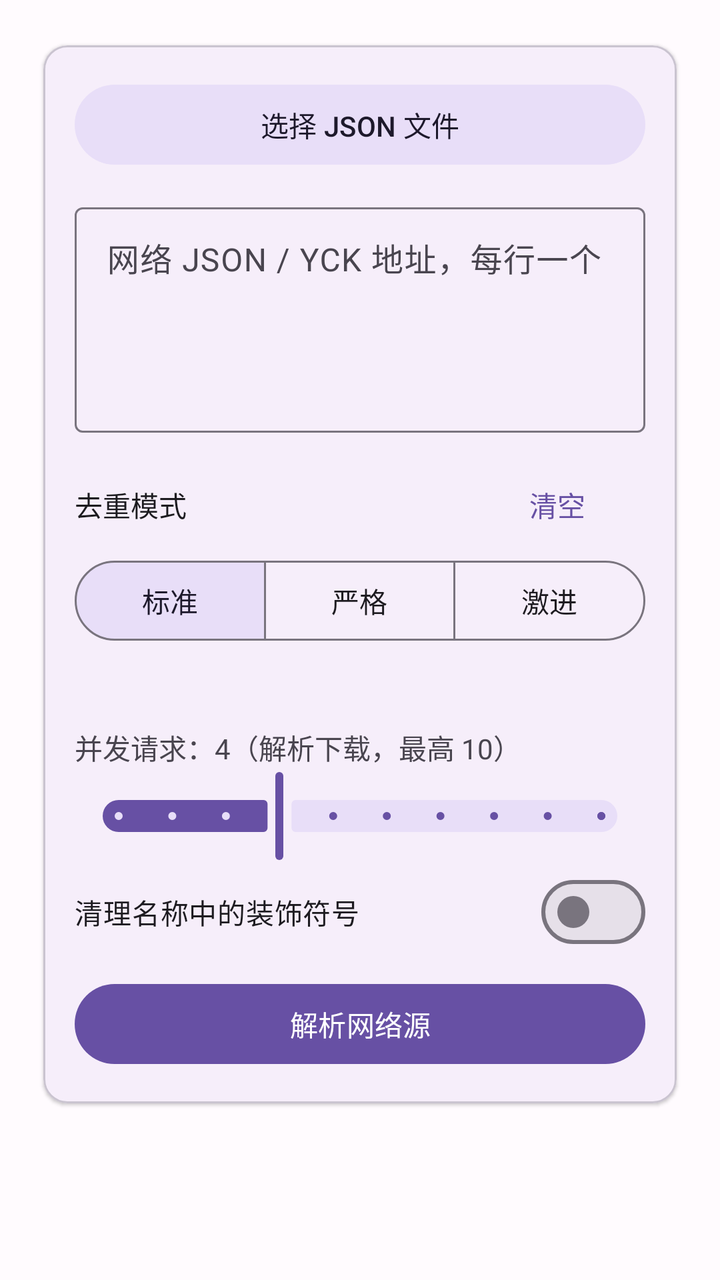
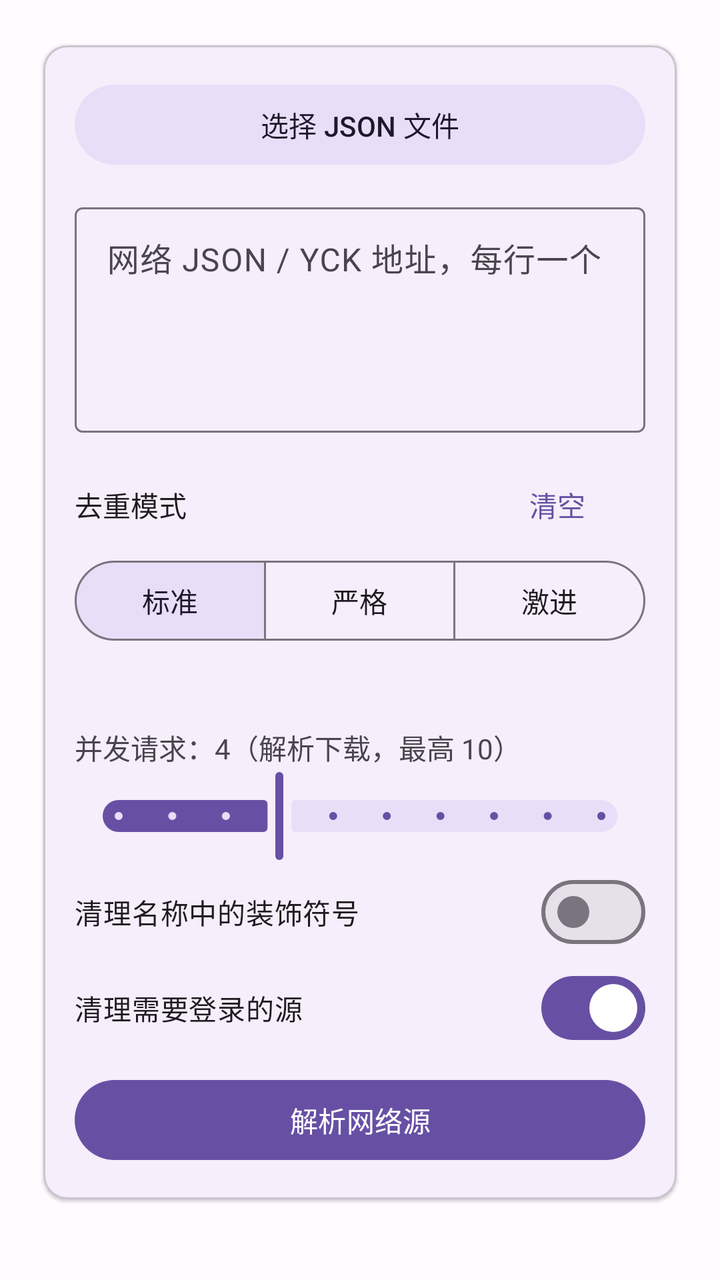

Compare the two renders of this Android layout. The source of the first and the diff that turns it into the second are given below.
<!-- AndroidManifest.xml: application theme Theme.YueduDedupe -->
<!-- res/layout/page_dedupe.xml -->
<?xml version="1.0" encoding="utf-8"?>
<androidx.core.widget.NestedScrollView xmlns:android="http://schemas.android.com/apk/res/android"
    xmlns:app="http://schemas.android.com/apk/res-auto"
    android:layout_width="match_parent"
    android:layout_height="match_parent"
    android:fillViewport="true">

    <LinearLayout
        android:layout_width="match_parent"
        android:layout_height="wrap_content"
        android:orientation="vertical"
        android:padding="16dp">

        <com.google.android.material.card.MaterialCardView
            android:layout_width="match_parent"
            android:layout_height="wrap_content"
            app:cardElevation="1dp"
            app:cardUseCompatPadding="true">

            <LinearLayout
                android:layout_width="match_parent"
                android:layout_height="wrap_content"
                android:orientation="vertical"
                android:padding="16dp">

                <com.google.android.material.button.MaterialButton
                    android:id="@+id/btnChooseJson"
                    style="@style/Widget.Material3.Button.TonalButton"
                    android:layout_width="match_parent"
                    android:layout_height="wrap_content"
                    android:text="@string/choose_json" />

                <TextView
                    android:id="@+id/tvLocalStatus"
                    android:layout_width="match_parent"
                    android:layout_height="wrap_content"
                    android:layout_marginTop="8dp"
                    android:textColor="@color/md_theme_success"
                    android:visibility="gone" />

                <com.google.android.material.textfield.TextInputLayout
                    android:layout_width="match_parent"
                    android:layout_height="wrap_content"
                    android:layout_marginTop="12dp"
                    android:hint="网络 JSON / YCK 地址，每行一个">

                    <com.google.android.material.textfield.TextInputEditText
                        android:id="@+id/etUrls"
                        android:layout_width="match_parent"
                        android:layout_height="wrap_content"
                        android:gravity="top"
                        android:minLines="4"
                        android:inputType="textMultiLine" />
                </com.google.android.material.textfield.TextInputLayout>

                <LinearLayout
                    android:layout_width="match_parent"
                    android:layout_height="wrap_content"
                    android:layout_marginTop="12dp"
                    android:gravity="center_vertical"
                    android:orientation="horizontal">

                    <TextView
                        android:layout_width="0dp"
                        android:layout_height="wrap_content"
                        android:layout_weight="1"
                        android:text="去重模式"
                        android:textColor="@color/md_theme_on_surface" />

                    <com.google.android.material.button.MaterialButton
                        android:id="@+id/btnClear"
                        style="@style/Widget.Material3.Button.TextButton"
                        android:layout_width="wrap_content"
                        android:layout_height="wrap_content"
                        android:text="@string/clear_all" />
                </LinearLayout>

                <com.google.android.material.button.MaterialButtonToggleGroup
                    android:id="@+id/modeGroup"
                    android:layout_width="match_parent"
                    android:layout_height="wrap_content"
                    app:checkedButton="@+id/modeStandard"
                    app:selectionRequired="true"
                    app:singleSelection="true">

                    <com.google.android.material.button.MaterialButton
                        android:id="@+id/modeStandard"
                        style="@style/Widget.Material3.Button.OutlinedButton"
                        android:layout_width="0dp"
                        android:layout_height="wrap_content"
                        android:layout_weight="1"
                        android:text="标准" />

                    <com.google.android.material.button.MaterialButton
                        android:id="@+id/modeStrict"
                        style="@style/Widget.Material3.Button.OutlinedButton"
                        android:layout_width="0dp"
                        android:layout_height="wrap_content"
                        android:layout_weight="1"
                        android:text="严格" />

                    <com.google.android.material.button.MaterialButton
                        android:id="@+id/modeAggressive"
                        style="@style/Widget.Material3.Button.OutlinedButton"
                        android:layout_width="0dp"
                        android:layout_height="wrap_content"
                        android:layout_weight="1"
                        android:text="激进" />
                </com.google.android.material.button.MaterialButtonToggleGroup>

                <TextView
                    android:id="@+id/tvModeDesc"
                    android:layout_width="match_parent"
                    android:layout_height="wrap_content"
                    android:layout_marginTop="8dp"
                    android:textColor="@color/md_theme_outline" />

                <TextView
                    android:id="@+id/tvFetchConcurrencyLabel"
                    android:layout_width="match_parent"
                    android:layout_height="wrap_content"
                    android:layout_marginTop="12dp"
                    android:text="并发请求：4（解析下载，最高 10）" />

                <com.google.android.material.slider.Slider
                    android:id="@+id/sliderConcurrency"
                    android:layout_width="match_parent"
                    android:layout_height="wrap_content"
                    android:valueFrom="1"
                    android:valueTo="10"
                    android:stepSize="1"
                    android:value="4" />

                <com.google.android.material.materialswitch.MaterialSwitch
                    android:id="@+id/switchCleanNames"
                    android:layout_width="match_parent"
                    android:layout_height="wrap_content"
                    android:text="清理名称中的装饰符号" />

                <com.google.android.material.button.MaterialButton
                    android:id="@+id/btnParse"
                    android:layout_width="match_parent"
                    android:layout_height="wrap_content"
                    android:layout_marginTop="8dp"
                    android:text="@string/parse_network" />
            </LinearLayout>
        </com.google.android.material.card.MaterialCardView>

        <com.google.android.material.card.MaterialCardView
            android:id="@+id/cardRunning"
            android:layout_width="match_parent"
            android:layout_height="wrap_content"
            android:visibility="gone"
            app:cardUseCompatPadding="true">

            <LinearLayout
                android:layout_width="match_parent"
                android:layout_height="wrap_content"
                android:orientation="vertical"
                android:padding="16dp">

                <TextView
                    android:id="@+id/tvElapsed"
                    android:layout_width="match_parent"
                    android:layout_height="wrap_content"
                    android:fontFamily="sans-serif-medium"
                    android:text="检验耗时 0 秒"
                    android:textColor="@color/md_theme_on_surface"
                    android:textSize="16sp"
                    android:visibility="gone" />

                <TextView
                    android:id="@+id/tvProgress"
                    android:layout_width="match_parent"
                    android:layout_height="wrap_content"
                    android:layout_marginTop="8dp"
                    android:ellipsize="end"
                    android:maxLines="1"
                    android:singleLine="true"
                    android:text="等待开始" />

                <com.google.android.material.progressindicator.LinearProgressIndicator
                    android:id="@+id/progressBar"
                    android:layout_width="match_parent"
                    android:layout_height="6dp"
                    android:layout_marginTop="8dp"
                    android:indeterminate="false"
                    app:trackThickness="6dp" />

                <TextView
                    android:id="@+id/tvStatus"
                    android:layout_width="match_parent"
                    android:layout_height="wrap_content"
                    android:layout_marginTop="8dp"
                    android:ellipsize="end"
                    android:maxLines="2"
                    android:minLines="2"
                    android:textColor="@color/md_theme_outline" />

                <com.google.android.material.button.MaterialButton
                    android:id="@+id/btnStop"
                    style="@style/Widget.Material3.Button.OutlinedButton"
                    android:layout_width="match_parent"
                    android:layout_height="wrap_content"
                    android:layout_marginTop="8dp"
                    android:text="停止" />
            </LinearLayout>
        </com.google.android.material.card.MaterialCardView>

        <com.google.android.material.card.MaterialCardView
            android:id="@+id/cardResult"
            android:layout_width="match_parent"
            android:layout_height="wrap_content"
            android:visibility="gone"
            app:cardUseCompatPadding="true">

            <LinearLayout
                android:layout_width="match_parent"
                android:layout_height="wrap_content"
                android:orientation="vertical"
                android:padding="16dp">

                <TextView
                    android:id="@+id/tvStats"
                    android:layout_width="match_parent"
                    android:layout_height="wrap_content"
                    android:fontFamily="sans-serif-medium"
                    android:textColor="@color/ledger_ink"
                    android:textSize="16sp" />

                <LinearLayout
                    android:id="@+id/rowDedupeTiles"
                    android:layout_width="match_parent"
                    android:layout_height="wrap_content"
                    android:layout_marginTop="10dp"
                    android:orientation="horizontal">

                    <include
                        android:id="@+id/tileOriginal"
                        layout="@layout/item_stat_tile"
                        android:layout_width="0dp"
                        android:layout_height="wrap_content"
                        android:layout_margin="4dp"
                        android:layout_weight="1" />

                    <include
                        android:id="@+id/tileDup"
                        layout="@layout/item_stat_tile"
                        android:layout_width="0dp"
                        android:layout_height="wrap_content"
                        android:layout_margin="4dp"
                        android:layout_weight="1" />

                    <include
                        android:id="@+id/tileKept"
                        layout="@layout/item_stat_tile"
                        android:layout_width="0dp"
                        android:layout_height="wrap_content"
                        android:layout_margin="4dp"
                        android:layout_weight="1" />

                    <include
                        android:id="@+id/tileBad"
                        layout="@layout/item_stat_tile"
                        android:layout_width="0dp"
                        android:layout_height="wrap_content"
                        android:layout_margin="4dp"
                        android:layout_weight="1" />
                </LinearLayout>

                <TextView
                    android:id="@+id/tvCheckElapsed"
                    android:layout_width="match_parent"
                    android:layout_height="wrap_content"
                    android:layout_marginTop="12dp"
                    android:fontFamily="sans-serif-medium"
                    android:textColor="@color/md_theme_on_surface"
                    android:textSize="16sp"
                    android:visibility="gone" />

                <TextView
                    android:id="@+id/tvCheckStats"
                    android:layout_width="match_parent"
                    android:layout_height="wrap_content"
                    android:layout_marginTop="8dp"
                    android:fontFamily="sans-serif-medium"
                    android:text="@string/check_result_title"
                    android:textColor="@color/ledger_ink"
                    android:textSize="13sp"
                    android:visibility="gone" />

                <LinearLayout
                    android:id="@+id/rowCheckTiles"
                    android:layout_width="match_parent"
                    android:layout_height="wrap_content"
                    android:layout_marginTop="4dp"
                    android:orientation="horizontal"
                    android:visibility="gone">

                    <include
                        android:id="@+id/tileOk"
                        layout="@layout/item_stat_tile"
                        android:layout_width="0dp"
                        android:layout_height="wrap_content"
                        android:layout_margin="4dp"
                        android:layout_weight="1" />

                    <include
                        android:id="@+id/tileFail"
                        layout="@layout/item_stat_tile"
                        android:layout_width="0dp"
                        android:layout_height="wrap_content"
                        android:layout_margin="4dp"
                        android:layout_weight="1" />

                    <include
                        android:id="@+id/tileTimeout"
                        layout="@layout/item_stat_tile"
                        android:layout_width="0dp"
                        android:layout_height="wrap_content"
                        android:layout_margin="4dp"
                        android:layout_weight="1" />
                </LinearLayout>

                <LinearLayout
                    android:id="@+id/boxKindExport"
                    android:layout_width="match_parent"
                    android:layout_height="wrap_content"
                    android:layout_marginTop="8dp"
                    android:orientation="vertical"
                    android:visibility="gone">

                    <TextView
                        android:layout_width="match_parent"
                        android:layout_height="wrap_content"
                        android:layout_marginTop="8dp"
                        android:fontFamily="sans-serif-medium"
                        android:text="@string/export_kinds"
                        android:textColor="@color/ledger_ink"
                        android:textSize="13sp" />

                    <include
                        android:id="@+id/rowKindNovel"
                        layout="@layout/item_kind_export" />

                    <include
                        android:id="@+id/rowKindComic"
                        layout="@layout/item_kind_export" />

                    <include
                        android:id="@+id/rowKindVideo"
                        layout="@layout/item_kind_export" />

                    <include
                        android:id="@+id/rowKindAudio"
                        layout="@layout/item_kind_export" />

                    <include
                        android:id="@+id/rowKindFile"
                        layout="@layout/item_kind_export" />

                    <TextView
                        android:id="@+id/tvExportPreview"
                        android:layout_width="match_parent"
                        android:layout_height="wrap_content"
                        android:layout_marginTop="10dp"
                        android:textColor="@color/ledger_muted"
                        android:textSize="13sp" />
                </LinearLayout>

                <com.google.android.material.button.MaterialButton
                    android:id="@+id/btnCheck"
                    style="@style/Widget.Material3.Button.TonalButton"
                    android:layout_width="match_parent"
                    android:layout_height="wrap_content"
                    android:layout_marginTop="12dp"
                    android:text="@string/check_source" />

                <com.google.android.material.materialswitch.MaterialSwitch
                    android:id="@+id/switchOnlyUsable"
                    android:layout_width="match_parent"
                    android:layout_height="wrap_content"
                    android:layout_marginTop="8dp"
                    android:text="@string/only_usable"
                    android:visibility="gone" />

                <com.google.android.material.button.MaterialButton
                    android:id="@+id/btnImport"
                    android:layout_width="match_parent"
                    android:layout_height="wrap_content"
                    android:layout_marginTop="8dp"
                    android:text="@string/import_reader" />

                <com.google.android.material.button.MaterialButton
                    android:id="@+id/btnSave"
                    style="@style/Widget.Material3.Button.OutlinedButton"
                    android:layout_width="match_parent"
                    android:layout_height="wrap_content"
                    android:layout_marginTop="8dp"
                    android:text="@string/save_json" />
            </LinearLayout>
        </com.google.android.material.card.MaterialCardView>
    </LinearLayout>
</androidx.core.widget.NestedScrollView>
<!-- res/layout/item_stat_tile.xml (included above) -->
<?xml version="1.0" encoding="utf-8"?>
<com.google.android.material.card.MaterialCardView xmlns:android="http://schemas.android.com/apk/res/android"
    xmlns:app="http://schemas.android.com/apk/res-auto"
    android:layout_width="0dp"
    android:layout_height="wrap_content"
    android:layout_margin="4dp"
    android:layout_weight="1"
    app:cardBackgroundColor="@color/ledger_paper"
    app:cardCornerRadius="12dp"
    app:cardElevation="0dp"
    app:strokeColor="@color/ledger_rule"
    app:strokeWidth="1dp">

    <LinearLayout
        android:layout_width="match_parent"
        android:layout_height="wrap_content"
        android:gravity="center"
        android:orientation="vertical"
        android:paddingTop="10dp"
        android:paddingBottom="10dp">

        <TextView
            android:id="@+id/tvStatValue"
            android:layout_width="wrap_content"
            android:layout_height="wrap_content"
            android:fontFamily="sans-serif-medium"
            android:text="0"
            android:textColor="@color/ledger_ink"
            android:textSize="20sp" />

        <TextView
            android:id="@+id/tvStatLabel"
            android:layout_width="wrap_content"
            android:layout_height="wrap_content"
            android:layout_marginTop="2dp"
            android:textColor="@color/ledger_muted"
            android:textSize="11sp" />
    </LinearLayout>
</com.google.android.material.card.MaterialCardView>
<!-- res/layout/item_kind_export.xml (included above) -->
<?xml version="1.0" encoding="utf-8"?>
<com.google.android.material.card.MaterialCardView xmlns:android="http://schemas.android.com/apk/res/android"
    xmlns:app="http://schemas.android.com/apk/res-auto"
    android:layout_width="match_parent"
    android:layout_height="wrap_content"
    android:layout_marginTop="8dp"
    app:cardBackgroundColor="@color/ledger_paper"
    app:cardCornerRadius="14dp"
    app:cardElevation="0dp"
    app:strokeColor="@color/ledger_rule"
    app:strokeWidth="1dp">

    <LinearLayout
        android:layout_width="match_parent"
        android:layout_height="wrap_content"
        android:gravity="center_vertical"
        android:orientation="horizontal"
        android:paddingEnd="8dp">

        <View
            android:id="@+id/kindRail"
            android:layout_width="5dp"
            android:layout_height="match_parent"
            android:minHeight="64dp"
            android:background="@color/md_theme_primary" />

        <LinearLayout
            android:layout_width="0dp"
            android:layout_height="wrap_content"
            android:layout_weight="1"
            android:orientation="vertical"
            android:paddingStart="12dp"
            android:paddingTop="10dp"
            android:paddingEnd="8dp"
            android:paddingBottom="10dp">

            <TextView
                android:id="@+id/tvKindTitle"
                android:layout_width="match_parent"
                android:layout_height="wrap_content"
                android:fontFamily="sans-serif-medium"
                android:textColor="@color/ledger_ink"
                android:textSize="15sp" />

            <TextView
                android:id="@+id/tvKindDetail"
                android:layout_width="match_parent"
                android:layout_height="wrap_content"
                android:layout_marginTop="2dp"
                android:textColor="@color/ledger_muted"
                android:textSize="12sp" />

            <com.google.android.material.progressindicator.LinearProgressIndicator
                android:id="@+id/barKind"
                android:layout_width="match_parent"
                android:layout_height="wrap_content"
                android:layout_marginTop="8dp"
                android:max="100"
                android:progress="0"
                app:indicatorColor="@color/md_theme_primary"
                app:trackColor="@color/md_theme_surface_variant"
                app:trackThickness="5dp"
                app:trackCornerRadius="3dp" />
        </LinearLayout>

        <com.google.android.material.materialswitch.MaterialSwitch
            android:id="@+id/switchKind"
            android:layout_width="wrap_content"
            android:layout_height="wrap_content"
            android:checked="true"
            android:minWidth="48dp"
            android:minHeight="48dp" />
    </LinearLayout>
</com.google.android.material.card.MaterialCardView>
<!-- resources referenced by this layout -->
<resources>
  <color name="ledger_ink">#1C1B1F</color>
  <color name="ledger_muted">#79747E</color>
  <color name="ledger_paper">#EADDFF</color>
  <color name="ledger_rule">#E7E0EC</color>
  <color name="md_theme_on_surface">#1C1B1F</color>
  <color name="md_theme_outline">#79747E</color>
  <color name="md_theme_primary">#6750A4</color>
  <color name="md_theme_success">#2E7D32</color>
  <color name="md_theme_surface_variant">#E7E0EC</color>
  <string name="check_result_title">校验结果</string>
  <string name="check_source">校验源是否可用</string>
  <string name="choose_json">选择 JSON 文件</string>
  <string name="clear_all">清空</string>
  <string name="export_kinds">导入 / 保存范围</string>
  <string name="import_reader">导入到阅读</string>
  <string name="only_usable">仅导出可用源</string>
  <string name="parse_network">解析网络源</string>
  <string name="save_json">保存 JSON</string>
  <style name="Theme.YueduDedupe" parent="Theme.Material3.Light.NoActionBar">
          <item name="colorPrimary">@color/md_theme_primary</item>
          <item name="colorOnPrimary">@color/md_theme_on_primary</item>
          <item name="colorPrimaryContainer">@color/md_theme_primary_container</item>
          <item name="colorSecondary">@color/md_theme_secondary</item>
          <item name="android:statusBarColor">@color/md_theme_surface</item>
          <item name="android:navigationBarColor">@color/md_theme_surface</item>
          <item name="android:windowLightStatusBar">true</item>
          <item name="android:windowBackground">@color/md_theme_background</item>
      </style>
  <color name="md_theme_on_primary">#FFFFFF</color>
  <color name="md_theme_primary_container">#EADDFF</color>
  <color name="md_theme_secondary">#625B71</color>
  <color name="md_theme_surface">#FFFBFE</color>
  <color name="md_theme_background">#FFFBFE</color>
</resources>

<!-- the commit's change to res/layout/page_dedupe.xml (unified diff, before → after) -->
@@ -137,6 +137,13 @@
                     android:layout_height="wrap_content"
                     android:text="清理名称中的装饰符号" />
 
+                <com.google.android.material.materialswitch.MaterialSwitch
+                    android:id="@+id/switchCleanLogin"
+                    android:layout_width="match_parent"
+                    android:layout_height="wrap_content"
+                    android:checked="true"
+                    android:text="@string/clean_login" />
+
                 <com.google.android.material.button.MaterialButton
                     android:id="@+id/btnParse"
                     android:layout_width="match_parent"
@@ -366,6 +373,15 @@
                         android:layout_marginTop="10dp"
                         android:textColor="@color/ledger_muted"
                         android:textSize="13sp" />
+
+                    <TextView
+                        android:id="@+id/tvFilterHints"
+                        android:layout_width="match_parent"
+                        android:layout_height="wrap_content"
+                        android:layout_marginTop="4dp"
+                        android:textColor="@color/ledger_muted"
+                        android:textSize="13sp"
+                        android:visibility="gone" />
                 </LinearLayout>
 
                 <com.google.android.material.button.MaterialButton
<!-- resource entries referenced after the edit -->
@@ -12,6 +12,7 @@
   <string name="check_result_title">校验结果</string>
   <string name="check_source">校验源是否可用</string>
   <string name="choose_json">选择 JSON 文件</string>
+  <string name="clean_login">清理需要登录的源</string>
   <string name="clear_all">清空</string>
   <string name="export_kinds">导入 / 保存范围</string>
   <string name="import_reader">导入到阅读</string>
